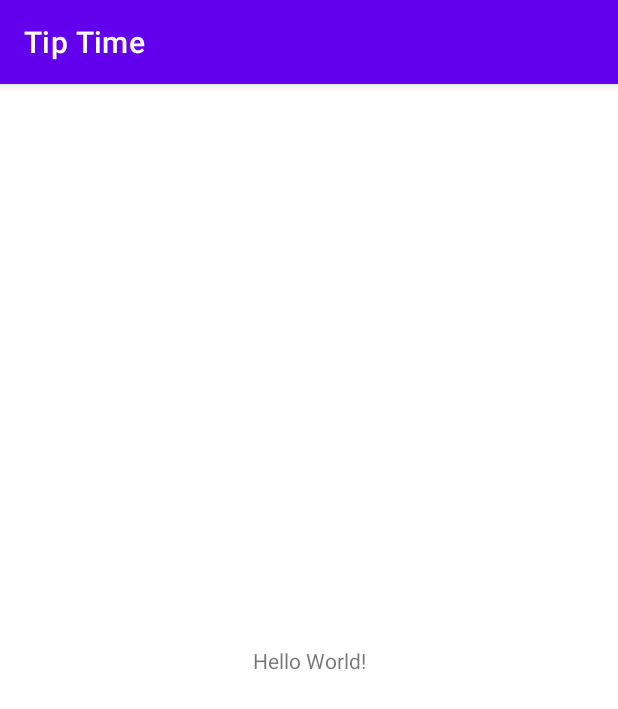
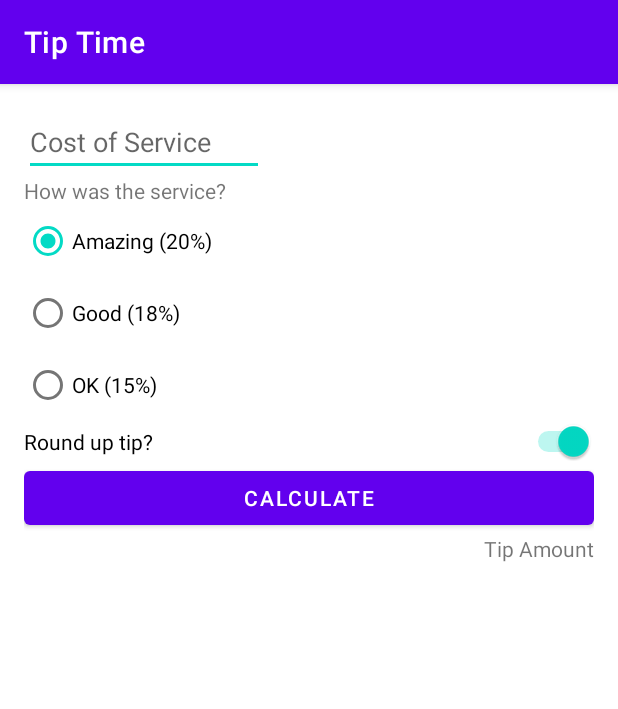
Before and after one commit to sulaiman666/Learning, an Android app: the screen it shows after launch (MainActivity), on a phone screen of 412 x 824 dp. Shown: the top 709 px of the screen. Run offline under Robolectric (Android 15) with nearby library versions, the phone set to English and light mode, and no system bars.

Commit message:
Create XML layout for Android
Finish Android basic in Kotlin - Get user input in an app - Create XML layouts for Android

```diff
--- a/TipTime/app/src/main/res/layout/activity_main.xml
+++ b/TipTime/app/src/main/res/layout/activity_main.xml
@@ -4,15 +4,79 @@
     xmlns:tools="http://schemas.android.com/tools"
     android:layout_width="match_parent"
     android:layout_height="match_parent"
+    android:padding="16dp"
     tools:context=".MainActivity">
 
+    <EditText
+        android:id="@+id/cost_of_service"
+        android:layout_width="160dp"
+        android:layout_height="wrap_content"
+        android:hint="@string/cost_of_service"
+        android:inputType="numberDecimal"
+        app:layout_constraintStart_toStartOf="parent"
+        app:layout_constraintTop_toTopOf="parent" />
+
     <TextView
+        android:id="@+id/service_question"
         android:layout_width="wrap_content"
         android:layout_height="wrap_content"
-        android:text="Hello World!"
-        app:layout_constraintBottom_toBottomOf="parent"
-        app:layout_constraintLeft_toLeftOf="parent"
-        app:layout_constraintRight_toRightOf="parent"
-        app:layout_constraintTop_toTopOf="parent" />
+        android:text="@string/how_was_the_service"
+        app:layout_constraintStart_toStartOf="parent"
+        app:layout_constraintTop_toBottomOf="@id/cost_of_service" />
+
+    <RadioGroup
+        android:id="@+id/tip_option"
+        android:layout_width="wrap_content"
+        android:layout_height="wrap_content"
+        android:checkedButton="@id/option_twenty_percent"
+        app:layout_constraintStart_toStartOf="parent"
+        app:layout_constraintTop_toBottomOf="@id/service_question">
+
+        <RadioButton
+            android:id="@+id/option_twenty_percent"
+            android:layout_width="wrap_content"
+            android:layout_height="wrap_content"
+            android:text="@string/amazing_20" />
+
+        <RadioButton
+            android:id="@+id/option_eighteen_percent"
+            android:layout_width="wrap_content"
+            android:layout_height="wrap_content"
+            android:text="@string/good_18" />
+
+        <RadioButton
+            android:id="@+id/option_fifteen"
+            android:layout_width="wrap_content"
+            android:layout_height="wrap_content"
+            android:text="@string/ok_15" />
+
+    </RadioGroup>
+
+    <Switch
+        android:id="@+id/roundup_switch"
+        android:layout_width="0dp"
+        android:layout_height="wrap_content"
+        android:checked="true"
+        android:text="@string/round_up_tip"
+        app:layout_constraintEnd_toEndOf="parent"
+        app:layout_constraintStart_toStartOf="parent"
+        app:layout_constraintTop_toBottomOf="@id/tip_option" />
+
+    <Button
+        android:id="@+id/calculate_button"
+        android:layout_width="0dp"
+        android:layout_height="wrap_content"
+        android:text="@string/calculate"
+        app:layout_constraintEnd_toEndOf="parent"
+        app:layout_constraintStart_toStartOf="parent"
+        app:layout_constraintTop_toBottomOf="@id/roundup_switch" />
+
+    <TextView
+        android:id="@+id/tip_result"
+        android:layout_width="wrap_content"
+        android:layout_height="wrap_content"
+        android:text="@string/tip_amount"
+        app:layout_constraintEnd_toEndOf="parent"
+        app:layout_constraintTop_toBottomOf="@id/calculate_button" />
 
 </androidx.constraintlayout.widget.ConstraintLayout>
--- a/TipTime/app/src/main/res/values/strings.xml
+++ b/TipTime/app/src/main/res/values/strings.xml
@@ -1,3 +1,11 @@
 <resources>
     <string name="app_name">Tip Time</string>
+    <string name="cost_of_service">Cost of Service</string>
+    <string name="how_was_the_service">How was the service?</string>
+    <string name="amazing_20">Amazing (20%)</string>
+    <string name="good_18">Good (18%)</string>
+    <string name="ok_15">OK (15%)</string>
+    <string name="round_up_tip">Round up tip?</string>
+    <string name="calculate">Calculate</string>
+    <string name="tip_amount">Tip Amount</string>
 </resources>
```
